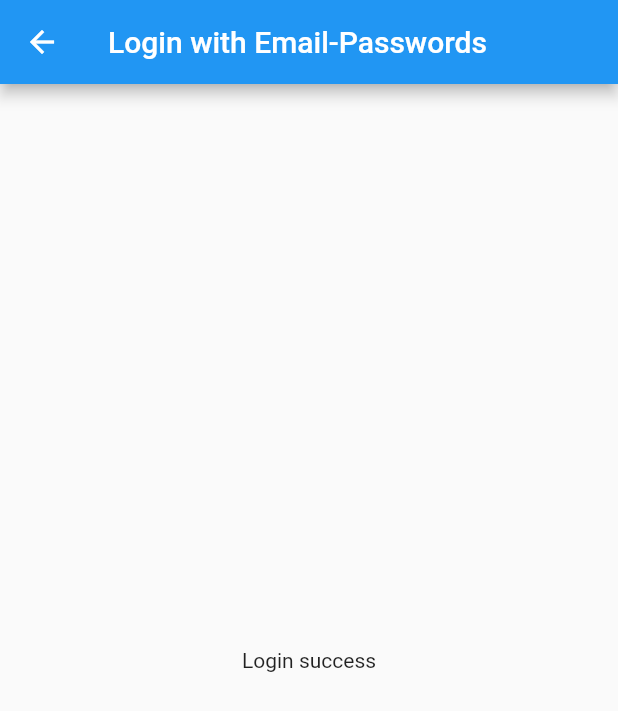
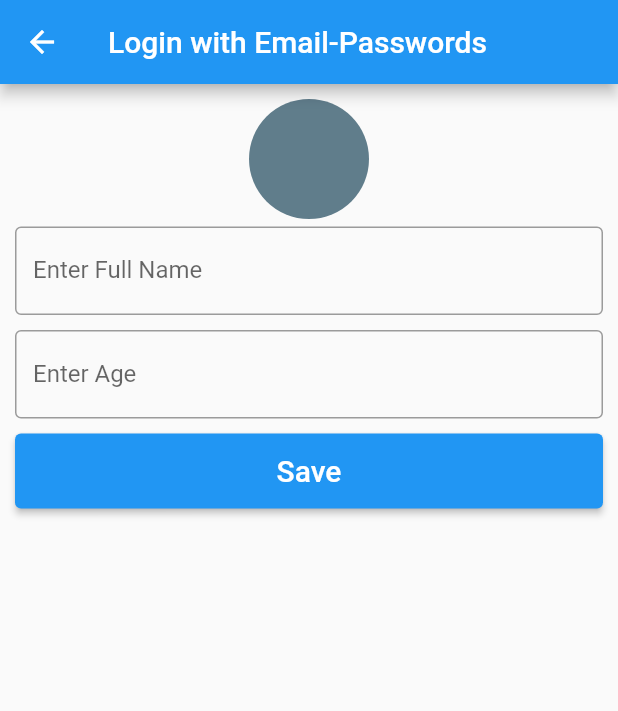
Before and after one commit to pawanv013/Flutter-Firebase-With-Bloc, a Flutter app: the LoginHome screen opened by its route, on a phone screen of 412 x 824 dp. Shown: the top 711 px of the screen. Run offline on Flutter 3.47's test engine with Material 2 defaults, Android fonts, the phone set to English and light mode, and no system bars; our stand-ins replace cloud_firestore, firebase_auth, firebase_core, firebase_storage, flutter_bloc, image_picker; accounts and stored records are empty.

Commit message:
image upload and profile detail added

```diff
--- a/lib/main.dart
+++ b/lib/main.dart
@@ -1,3 +1,4 @@
+import 'package:firebase_flutter/screens/email_password/bloC/profileCubit/profile_cubit.dart';
 import 'package:firebase_flutter/screens/email_password/bloC/signUpBloC/signup_bloc.dart';
 import 'package:firebase_flutter/screens/email_password/login_home.dart';
 import 'package:firebase_flutter/screens/email_password/login_screen.dart';
@@ -30,6 +31,9 @@ class MyApp extends StatelessWidget {
         BlocProvider<LoginBloc>(
           create: (BuildContext context) => LoginBloc(),
         ),
+        BlocProvider<ProfileCubit>(
+          create: (BuildContext context) => ProfileCubit(),
+        ),
       ],
       child: MaterialApp(
         debugShowCheckedModeBanner: false,
--- /dev/null
+++ b/lib/screens/email_password/bloC/profileCubit/profile_cubit.dart
@@ -0,0 +1,46 @@
+import 'dart:io';
+
+import 'package:cloud_firestore/cloud_firestore.dart';
+import 'package:firebase_storage/firebase_storage.dart';
+import 'package:flutter_bloc/flutter_bloc.dart';
+import 'package:image_picker/image_picker.dart';
+import 'package:uuid/uuid.dart';
+
+import 'profile_state.dart';
+
+class ProfileCubit extends Cubit<ProfileState> {
+  final FirebaseFirestore _storage = FirebaseFirestore.instance;
+  File? profile;
+  ProfileCubit() : super(ProfileInitialState());
+
+  Future<void> setSelectedImage() async {
+    XFile? selectedImage =
+        await ImagePicker().pickImage(source: ImageSource.gallery);
+    if (selectedImage != null) {
+      File convertedFile = File(selectedImage.path);
+      profile = convertedFile;
+      emit(ProfileImageSetState());
+    }
+  }
+
+  Future<void> submitProfileDetail(String _fullName, String _age) async {
+    emit(ProfileLoadingState());
+    try {
+      UploadTask uploadTask = FirebaseStorage.instance
+          .ref()
+          .child('profileImage')
+          .child(Uuid().v1())
+          .putFile(profile!);
+      TaskSnapshot taskSnapshot = await uploadTask;
+      String _downloadUrl = await taskSnapshot.ref.getDownloadURL();
+      await _storage.collection('firebaseUsers').add({
+        'firebaseUserAge': _age,
+        'firebaseUserImage': _downloadUrl,
+        'firebaseUserName': _fullName,
+      });
+      emit(ProfileSavelState('Profile save successfully'));
+    } on FirebaseException catch (e) {
+      emit(ProfileSaveErrorState(e.message.toString()));
+    }
+  }
+}
--- /dev/null
+++ b/lib/screens/email_password/bloC/profileCubit/profile_state.dart
@@ -0,0 +1,19 @@
+class ProfileState {}
+
+class ProfileInitialState extends ProfileState {}
+
+class ProfileFormValidState extends ProfileState {}
+
+class ProfileSavelState extends ProfileState {
+  late String saveSuccessMessage;
+  ProfileSavelState(this.saveSuccessMessage);
+}
+
+class ProfileLoadingState extends ProfileState {}
+
+class ProfileImageSetState extends ProfileState {}
+
+class ProfileSaveErrorState extends ProfileState {
+  late String saveErrorMessage;
+  ProfileSaveErrorState(this.saveErrorMessage);
+}
--- a/lib/screens/email_password/login_home.dart
+++ b/lib/screens/email_password/login_home.dart
@@ -1,8 +1,21 @@
+import 'package:firebase_flutter/screens/email_password/bloC/profileCubit/profile_cubit.dart';
+import 'package:firebase_flutter/screens/email_password/bloC/profileCubit/profile_state.dart';
 import 'package:flutter/material.dart';
+import 'package:flutter_bloc/flutter_bloc.dart';
 
-class LoginHome extends StatelessWidget {
+class LoginHome extends StatefulWidget {
   const LoginHome({Key? key}) : super(key: key);
   static const String id = 'login_home';
+
+  @override
+  State<LoginHome> createState() => _LoginHomeState();
+}
+
+final _formKey = GlobalKey<FormState>();
+TextEditingController _fullName = TextEditingController();
+TextEditingController _age = TextEditingController();
+
+class _LoginHomeState extends State<LoginHome> {
   @override
   Widget build(BuildContext context) {
     return Scaffold(
@@ -10,9 +23,119 @@ class LoginHome extends StatelessWidget {
         title: Text('Login with Email-Passwords'),
       ),
       body: SafeArea(
-          child: Center(
-        child: Text('Login success'),
-      )),
+        child: Center(
+          child: Form(
+            key: _formKey,
+            child: Column(
+              children: [
+                Padding(
+                  padding: const EdgeInsets.only(top: 10),
+                  child: BlocConsumer<ProfileCubit, ProfileState>(
+                    listener: (context, state) {},
+                    builder: (context, state) {
+                      return GestureDetector(
+                        onTap: () async {
+                          BlocProvider.of<ProfileCubit>(context)
+                              .setSelectedImage();
+                        },
+                        child: CircleAvatar(
+                          backgroundColor: Colors.blueGrey,
+                          backgroundImage:
+                              (BlocProvider.of<ProfileCubit>(context).profile !=
+                                      null)
+                                  ? FileImage(
+                                      BlocProvider.of<ProfileCubit>(context)
+                                          .profile!)
+                                  : null,
+                          radius: 40,
+                        ),
+                      );
+                    },
+                  ),
+                ),
+                Padding(
+                  padding:
+                      const EdgeInsets.symmetric(horizontal: 10.0, vertical: 5),
+                  child: TextFormField(
+                    controller: _fullName,
+                    validator: (value) {
+                      if (value!.isEmpty || value == '') {
+                        return 'Enter Full Name';
+                      }
+                      return null;
+                    },
+                    decoration: InputDecoration(
+                        border: OutlineInputBorder(),
+                        labelText: 'Enter Full Name'),
+                  ),
+                ),
+                Padding(
+                  padding:
+                      const EdgeInsets.symmetric(horizontal: 10.0, vertical: 5),
+                  child: TextFormField(
+                    keyboardType: TextInputType.number,
+                    controller: _age,
+                    validator: (value) {
+                      if (value!.isEmpty || value == '') {
+                        return 'Enter Age';
+                      }
+                      return null;
+                    },
+                    decoration: InputDecoration(
+                        border: OutlineInputBorder(), labelText: 'Enter Age'),
+                  ),
+                ),
+                Padding(
+                    padding: const EdgeInsets.symmetric(
+                        horizontal: 10.0, vertical: 5),
+                    child: BlocConsumer<ProfileCubit, ProfileState>(
+                      listener: (context, state) {
+                        if (state is ProfileSavelState) {
+                          ScaffoldMessenger.of(context).showSnackBar(
+                            SnackBar(
+                              backgroundColor: Colors.green,
+                              content: Text(state.saveSuccessMessage),
+                            ),
+                          );
+                        } else if (state is ProfileSaveErrorState) {
+                          ScaffoldMessenger.of(context).showSnackBar(
+                            SnackBar(
+                              backgroundColor: Colors.red,
+                              content: Text(state.saveErrorMessage),
+                            ),
+                          );
+                        }
+                      },
+                      builder: (context, state) {
+                        if (state is ProfileLoadingState) {
+                          return Center(
+                            child: CircularProgressIndicator(),
+                          );
+                        }
+                        return SizedBox(
+                          height: 50,
+                          width: MediaQuery.of(context).size.width,
+                          child: ElevatedButton(
+                            onPressed: () {
+                              if (_formKey.currentState!.validate()) {
+                                BlocProvider.of<ProfileCubit>(context)
+                                    .submitProfileDetail(
+                                        _fullName.text, _age.text);
+                              }
+                            },
+                            child: Text(
+                              'Save',
+                              style: TextStyle(fontSize: 20),
+                            ),
+                          ),
+                        );
+                      },
+                    )),
+              ],
+            ),
+          ),
+        ),
+      ),
     );
   }
 }
--- a/pubspec.yaml
+++ b/pubspec.yaml
@@ -37,6 +37,9 @@ dependencies:
   flutter_bloc: ^8.0.1
   firebase_auth: ^3.4.1
   cloud_firestore: ^3.2.1
+  firebase_storage: ^10.3.1
+  image_picker: ^0.8.5+3
+  uuid: ^3.0.6
 
 dev_dependencies:
   flutter_test:
```
Also changed, not shown: pubspec.lock, 1 other file.
